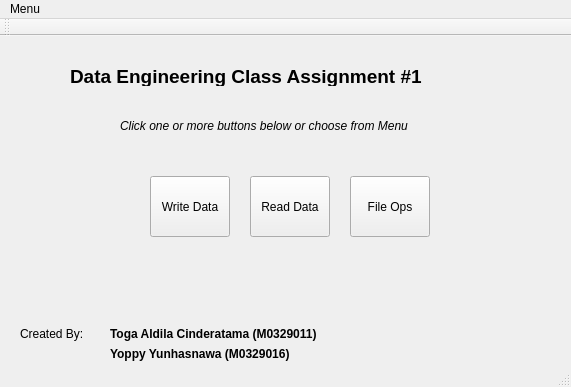
The window that DEExp/mainwindow.ui (yunhasnawa/DEExp) describes before a commit, drawn with Qt 5.
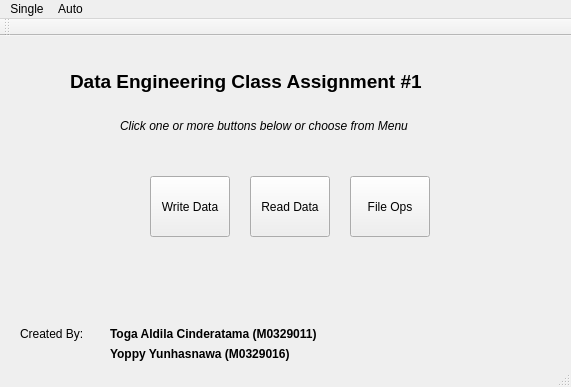
The same window after the commit.

Commit message: Initial work on adding auto write and auto read features.

```diff
--- a/DEExp/mainwindow.ui
+++ b/DEExp/mainwindow.ui
@@ -128,7 +128,7 @@
       <x>70</x>
       <y>30</y>
       <width>421</width>
-      <height>20</height>
+      <height>31</height>
      </rect>
     </property>
     <property name="font">
@@ -149,18 +149,26 @@
      <x>0</x>
      <y>0</y>
      <width>571</width>
-     <height>20</height>
+     <height>21</height>
     </rect>
    </property>
    <widget class="QMenu" name="menuMenu">
     <property name="title">
-     <string>Menu</string>
+     <string>Single</string>
     </property>
     <addaction name="actionRead_Data"/>
     <addaction name="actionWrite_Data"/>
     <addaction name="actionFile_Operation"/>
    </widget>
+   <widget class="QMenu" name="menuAuto">
+    <property name="title">
+     <string>Auto</string>
+    </property>
+    <addaction name="actionWrite_Data_Auto"/>
+    <addaction name="actionRead_Data_Auto"/>
+   </widget>
    <addaction name="menuMenu"/>
+   <addaction name="menuAuto"/>
   </widget>
   <widget class="QToolBar" name="mainToolBar">
    <attribute name="toolBarArea">
```
Left out of the diff: 10 changed lines with no effect on the pictures. The commit also changes 48 other files.
